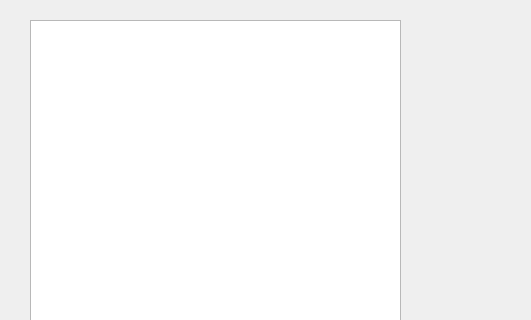
Above: src/view/edit_keyboard_layouts_dialog.ui from dangvd/crystal-dock before the change; both pictures show x 0 to 531 and y 0 to 320 of the 950 by 600 pixel window. Below: the same form after it.
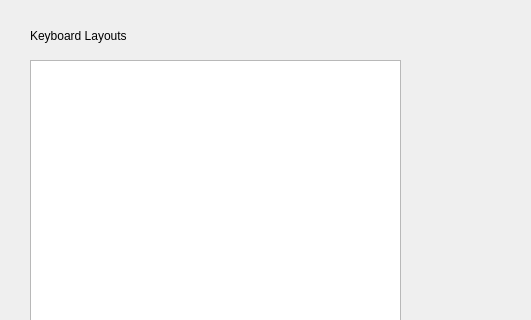
That is the form after the change. Icons and pictures are not drawn.

Commit message: [Keyboard Layout] Completes the logic for keyboard layout #200

```diff
--- a/src/view/edit_keyboard_layouts_dialog.ui
+++ b/src/view/edit_keyboard_layouts_dialog.ui
@@ -36,9 +36,9 @@
    <property name="geometry">
     <rect>
      <x>30</x>
-     <y>20</y>
+     <y>60</y>
      <width>371</width>
-     <height>481</height>
+     <height>441</height>
     </rect>
    </property>
   </widget>
@@ -120,6 +120,19 @@
     <string>Available Keyboard Layouts</string>
    </property>
   </widget>
+  <widget class="QLabel" name="userKeyboardLayoutsLabel">
+   <property name="geometry">
+    <rect>
+     <x>30</x>
+     <y>20</y>
+     <width>300</width>
+     <height>32</height>
+    </rect>
+   </property>
+   <property name="text">
+    <string>Keyboard Layouts</string>
+   </property>
+  </widget>
  </widget>
  <resources/>
  <connections>
```
Left out of the diff: 2 changed lines with no effect on the pictures. The commit also changes 5 other files.
